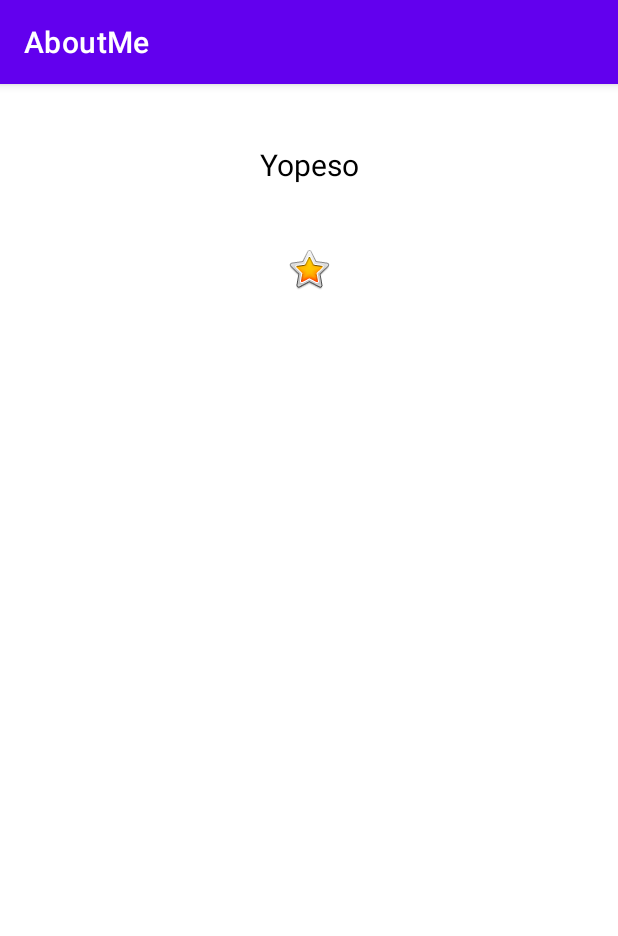
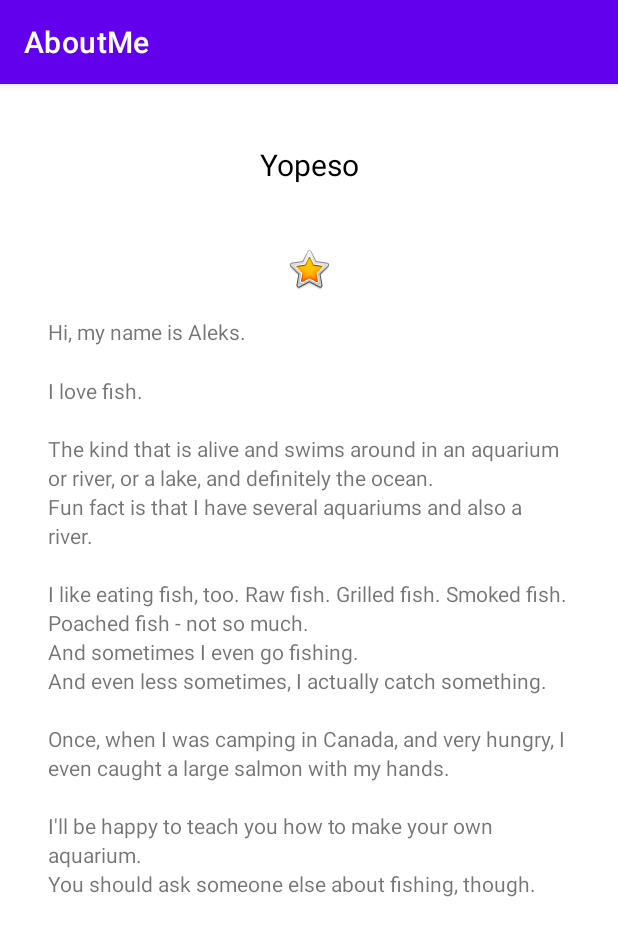
Before and after one commit to BogdanPetrisor/AboutMe, an Android app: the screen it shows after launch (MainActivity), on a phone screen of 412 x 824 dp. Shown: the top 936 px of the screen. Run offline under Robolectric (Android 15) with nearby library versions, the phone set to English and light mode, and no system bars.

Commit message:
Add Scroll View and a biography for text

```diff
--- a/app/src/main/res/layout/activity_main.xml
+++ b/app/src/main/res/layout/activity_main.xml
@@ -6,6 +6,8 @@
     android:layout_height="match_parent"
     android:layout_margin="16dp"
     android:orientation="vertical"
+    android:paddingStart="16dp"
+    android:paddingEnd="16dp"
     tools:context=".MainActivity">
 
     <TextView
@@ -23,4 +25,17 @@
         app:srcCompat="@android:drawable/btn_star_big_on"
         android:layout_margin="16dp"/>
 
+    <ScrollView
+        android:id="@+id/bio_scroll"
+        android:layout_width="match_parent"
+        android:layout_height="match_parent">
+
+        <TextView
+            android:id="@+id/bio_text"
+            android:layout_width="match_parent"
+            android:layout_height="wrap_content"
+            android:lineSpacingMultiplier="1.2"
+            android:text="@string/bio" />
+    </ScrollView>
+
 </LinearLayout>
--- a/app/src/main/res/values/strings.xml
+++ b/app/src/main/res/values/strings.xml
@@ -2,4 +2,14 @@
     <string name="app_name">AboutMe</string>
     <string name="name">Yopeso</string>
     <string name="yellow_star">Yellow star</string>
+    <string name="bio">Hi, my name is Aleks.
+\n\nI love fish.
+\n\nThe kind that is alive and swims around in an aquarium or river, or a lake, and definitely the ocean.
+\nFun fact is that I have several aquariums and also a river.
+\n\nI like eating fish, too. Raw fish. Grilled fish. Smoked fish. Poached fish - not so much.
+\nAnd sometimes I even go fishing.
+\nAnd even less sometimes, I actually catch something.
+\n\nOnce, when I was camping in Canada, and very hungry, I even caught a large salmon with my hands.
+\n\nI\'ll be happy to teach you how to make your own aquarium.
+\nYou should ask someone else about fishing, though.\n\n</string>
 </resources>
```
